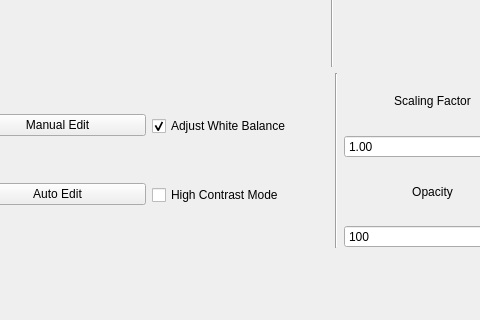
Qt form gui/definitions/ui/result_editor_dialog.ui (SilMon/NucDetect) before a commit; both pictures show x 234 to 714 and y 119 to 439 of the 1132 by 882 pixel window.
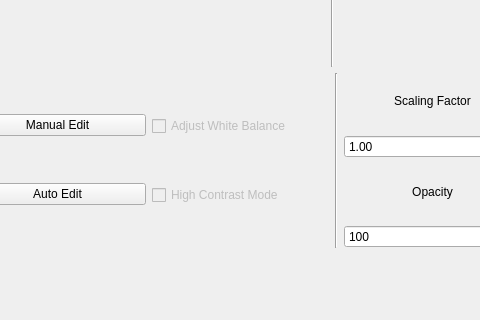
The same form after that commit.

```diff
--- a/gui/definitions/ui/result_editor_dialog.ui
+++ b/gui/definitions/ui/result_editor_dialog.ui
@@ -153,16 +153,22 @@
         <layout class="QVBoxLayout" name="verticalLayout_8">
          <item>
           <widget class="QCheckBox" name="cbx_white_balance">
+           <property name="enabled">
+            <bool>false</bool>
+           </property>
            <property name="text">
             <string>Adjust White Balance</string>
            </property>
            <property name="checked">
-            <bool>true</bool>
+            <bool>false</bool>
            </property>
           </widget>
          </item>
          <item>
           <widget class="QCheckBox" name="cbx_high_contrast">
+           <property name="enabled">
+            <bool>false</bool>
+           </property>
            <property name="text">
             <string>High Contrast Mode</string>
            </property>
```
